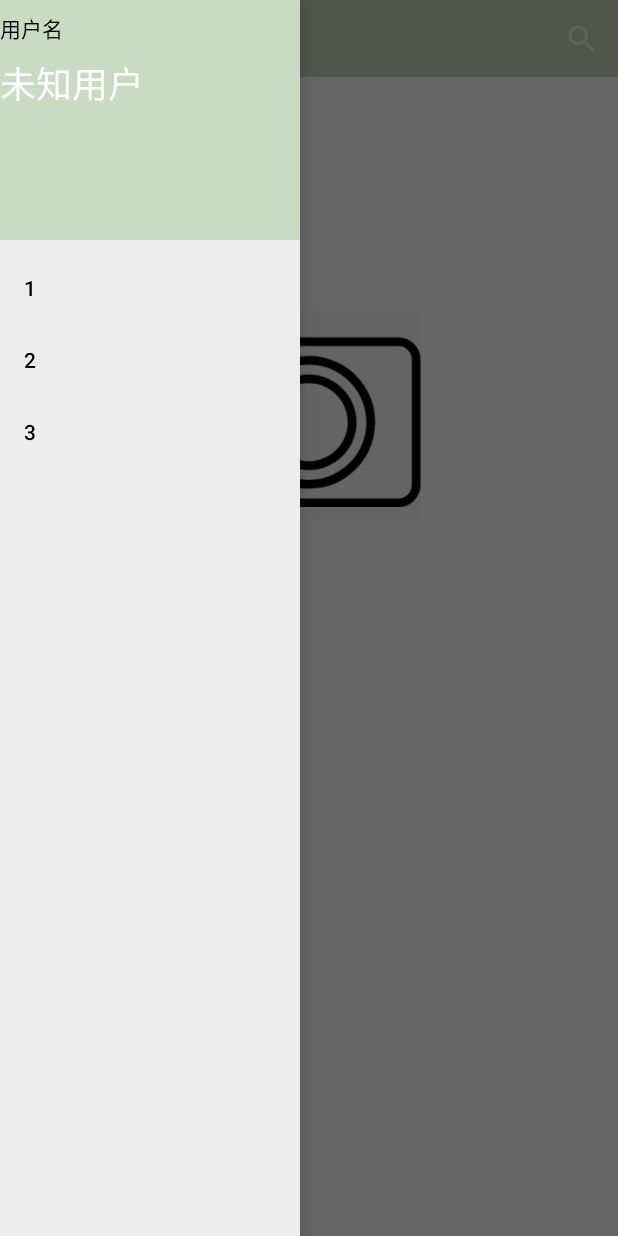
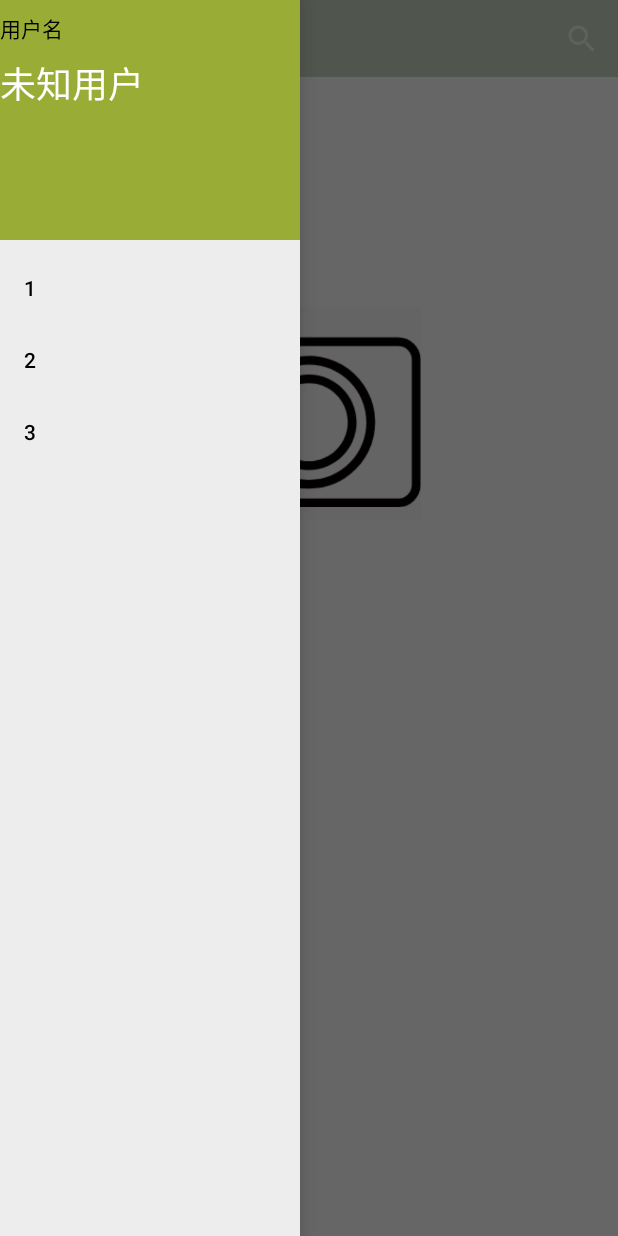
Before and after one commit to LostFrover/Food, an Android app: the HomePage screen opened directly, with no data from a screen before it, with the side drawer open, on a phone screen of 412 x 824 dp. Run offline under Robolectric (Android 15) with nearby library versions, the phone set to English and light mode, and no system bars.

Commit message:
Update sidemenuhead.xml
改回侧边栏头颜色，

```diff
--- a/LoginAndSignup/app/src/main/res/layout/sidemenuhead.xml
+++ b/LoginAndSignup/app/src/main/res/layout/sidemenuhead.xml
@@ -3,7 +3,7 @@
     xmlns:app="http://schemas.android.com/apk/res-auto"
     android:layout_width="match_parent"
     android:layout_height="160dp"
-    android:background="@color/sidemenuhead"
+    android:background="@color/colorPrimary"
     android:gravity="bottom"
     android:orientation="vertical"
     android:paddingLeft="0dp"
```
